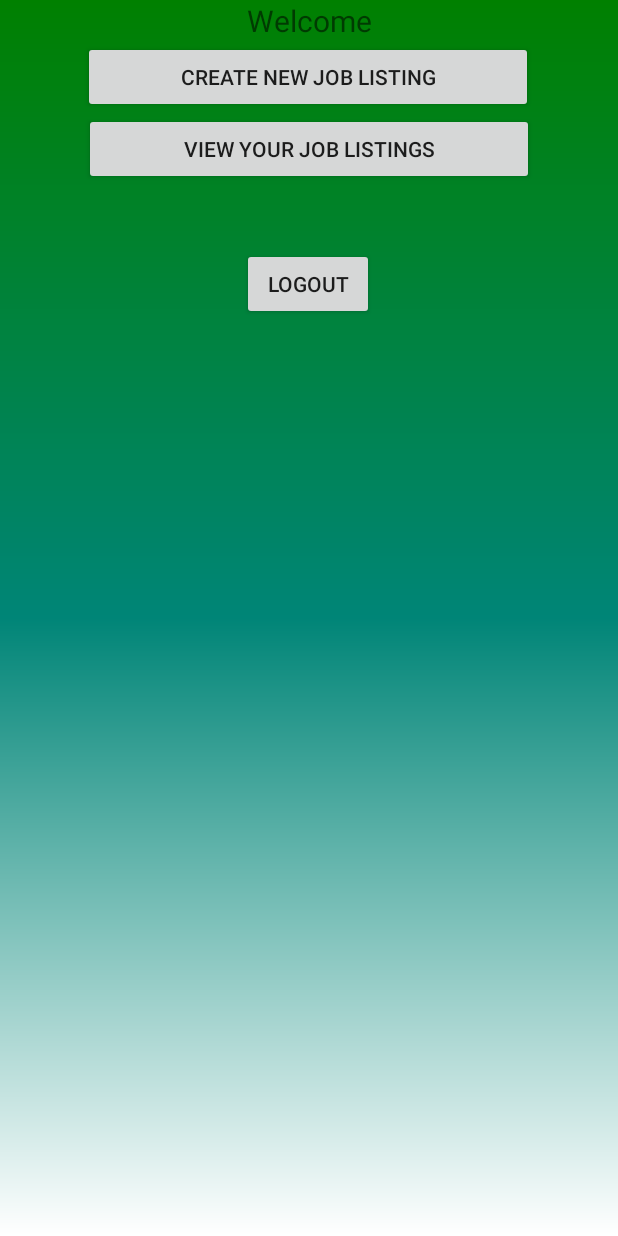
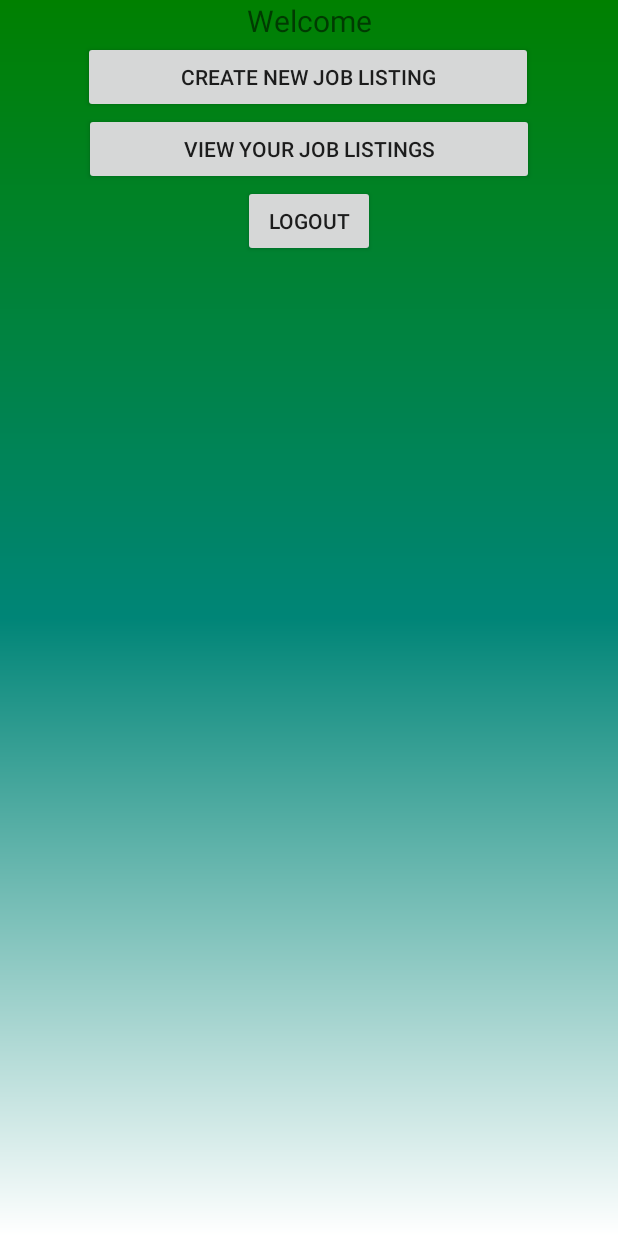
Before and after one commit to WSU-4110/Lawn-Care, an Android app: the layout fragment_dashboard.xml on its own in the app's theme, with its tools: preview values and no code run, on a phone screen of 412 x 824 dp. Run offline under Robolectric (Android 15) with nearby library versions, the light colour scheme and no system bars.

Commit message:
logout revise

```diff
--- a/app/src/main/java/com/example/lawn_care/dash.java
+++ b/app/src/main/java/com/example/lawn_care/dash.java
@@ -62,8 +62,8 @@ public class dash extends AppCompatActivity {
         }
     }
 
-    public void LogoutAttempt(View view)
-    {
+    public void LogoutAttempt(View view) {
+        //TODO: LOGOUT USER WITHOUT GO BACK OPTION
         Intent intent = new Intent(this, SignIn.class);
         intent.setFlags(Intent.FLAG_ACTIVITY_NEW_TASK|Intent.FLAG_ACTIVITY_CLEAR_TASK);
         startActivity(intent);
--- a/app/src/main/res/layout/fragment_dashboard.xml
+++ b/app/src/main/res/layout/fragment_dashboard.xml
@@ -61,19 +61,14 @@
 
     <Button
         android:id="@+id/BTN_logout"
+        android:onClick="LogoutAttempt"
         android:layout_width="wrap_content"
-        android:layout_height="48dp"
-        android:layout_gravity="center_horizontal"
-        android:layout_margin="10dp"
-        android:layout_marginBottom="24dp"
-        android:onClick="LogoutAttempt"
-        android:padding="10dp"
+        android:layout_height="wrap_content"
         android:text="@string/Logout"
-        app:layout_constraintBottom_toBottomOf="parent"
         app:layout_constraintEnd_toEndOf="parent"
-        app:layout_constraintHorizontal_bias="0.498"
         app:layout_constraintStart_toStartOf="parent"
-        app:layout_constraintTop_toBottomOf="@+id/btn_addYourData"
-        app:layout_constraintVertical_bias="0.118" />
+        app:layout_constraintTop_toBottomOf="@+id/btn_viewYourData"
+
+    />
 
 </androidx.constraintlayout.widget.ConstraintLayout>
```
